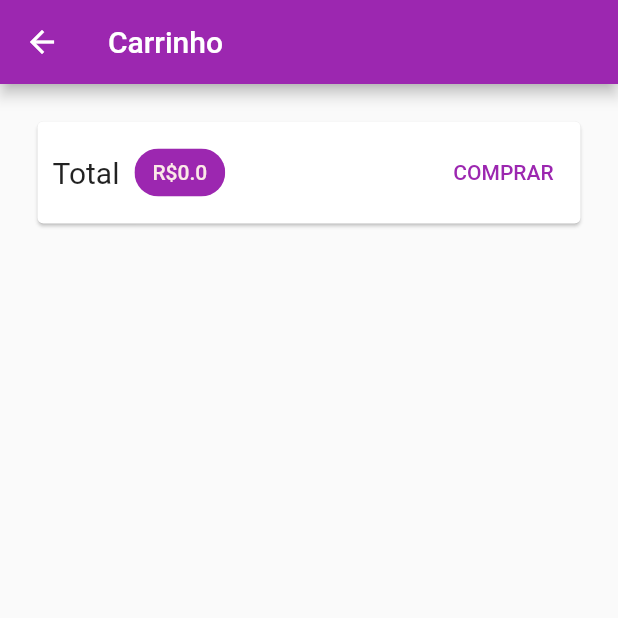
After one commit to pcesarofc/shoppapp, a Flutter app: the CartScreen screen opened by its route, on a phone screen of 412 x 824 dp, the top half of it. The commit adds this screen. Run offline on Flutter 3.47's test engine with Material 2 defaults, Android fonts, the phone set to English and light mode, and no system bars; network calls fail.

Commit message:
Construindo carrinho

```diff
--- a/lib/main.dart
+++ b/lib/main.dart
@@ -1,5 +1,6 @@
 import 'package:flutter/material.dart';
 import 'package:shop/providers/cart.dart';
+import 'package:shop/views/cart_screen.dart';
 import 'package:shop/views/product_detail_screen.dart';
 import 'views/product_overviews_screen.dart';
 import 'package:shop/utils/app_routes.dart';
@@ -28,6 +29,7 @@ class MyApp extends StatelessWidget {
           home: ProductOverViewScreen(),
           routes: {
             AppRoute.PRODUCT_DETAIL: (ctx) => ProductDetailScreen(),
+            AppRoute.CART: (ctx) => CartScreen(),
           }),
     );
   }
--- a/lib/providers/cart.dart
+++ b/lib/providers/cart.dart
@@ -28,6 +28,14 @@ class Cart with ChangeNotifier {
     return _items.length;
   }
 
+  double get totalAmount {
+    double total = 0;
+    _items.forEach((key, cartItem) {
+      total += cartItem.price * cartItem.quantity;
+    });
+    return total;
+  }
+
   void addItem(Product product) {
     if (_items.containsKey(product.id)) {
       _items.update(product.id, (existingItem) {
--- a/lib/utils/app_routes.dart
+++ b/lib/utils/app_routes.dart
@@ -1,3 +1,4 @@
 class AppRoute {
   static final PRODUCT_DETAIL = '/product-detail';
+  static final CART = '/cart';
 }
--- /dev/null
+++ b/lib/views/cart_screen.dart
@@ -0,0 +1,63 @@
+import 'package:flutter/material.dart';
+import 'package:provider/provider.dart';
+import 'package:shop/providers/cart.dart';
+import 'package:shop/widgets/cart_item_widget.dart';
+
+class CartScreen extends StatelessWidget {
+  @override
+  Widget build(BuildContext context) {
+    final Cart cart = Provider.of(context);
+    final cartItems = cart.item.values.toList();
+
+    return Scaffold(
+      appBar: AppBar(
+        title: Text("Carrinho"),
+      ),
+      body: Column(
+        children: [
+          Card(
+            margin: EdgeInsets.all(25),
+            child: Padding(
+              padding: EdgeInsets.all(10),
+              child: Row(
+                mainAxisAlignment: MainAxisAlignment.spaceBetween,
+                children: [
+                  Text(
+                    'Total',
+                    style: TextStyle(fontSize: 20),
+                  ),
+                  SizedBox(
+                    width: 10,
+                  ),
+                  Chip(
+                    label: Text(
+                      "R\$${cart.totalAmount}",
+                      style: TextStyle(
+                        color: Colors.deepOrange[50],
+                      ),
+                    ),
+                    backgroundColor: Theme.of(context).primaryColor,
+                  ),
+                  Spacer(),
+                  TextButton(
+                    onPressed: () {},
+                    child: Text("COMPRAR"),
+                  ),
+                ],
+              ),
+            ),
+          ),
+          SizedBox(
+            height: 10,
+          ),
+          Expanded(
+            child: ListView.builder(
+              itemCount: cart.itemCount,
+              itemBuilder: (ctx, i) => CartItemWidget(cartItems[i]),
+            ),
+          )
+        ],
+      ),
+    );
+  }
+}
--- a/lib/views/product_overviews_screen.dart
+++ b/lib/views/product_overviews_screen.dart
@@ -1,6 +1,7 @@
 import 'package:flutter/material.dart';
 import 'package:provider/provider.dart';
 import 'package:shop/providers/cart.dart';
+import 'package:shop/utils/app_routes.dart';
 import 'package:shop/widgets/badge.dart';
 import 'package:shop/widgets/product_grid.dart';
 import '../providers/products.dart';
@@ -43,7 +44,9 @@ class ProductOverViewScreen extends StatelessWidget {
               value: cart.itemCount.toString(),
               child: IconButton(
                 icon: Icon(Icons.shopping_cart),
-                onPressed: () {},
+                onPressed: () {
+                  Navigator.of(context).pushNamed(AppRoute.CART);
+                },
               ),
             ),
           ),
```
Also changed, not shown: lib/widgets/cart_item_widget.dart (added, +34 -0 lines).
